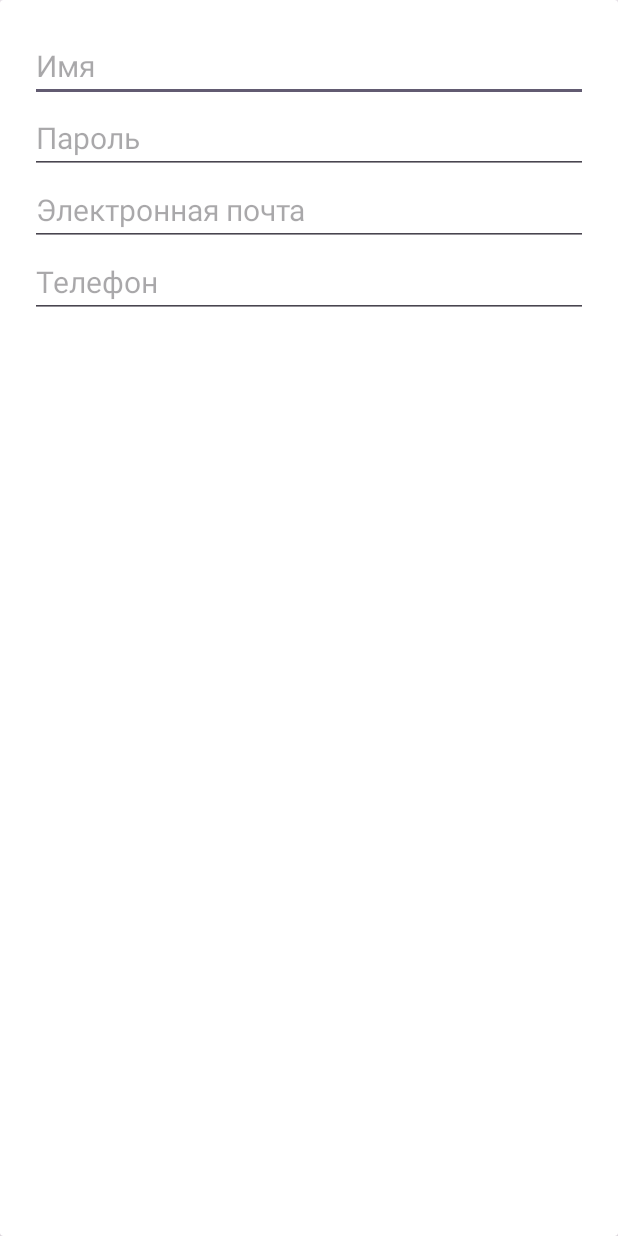
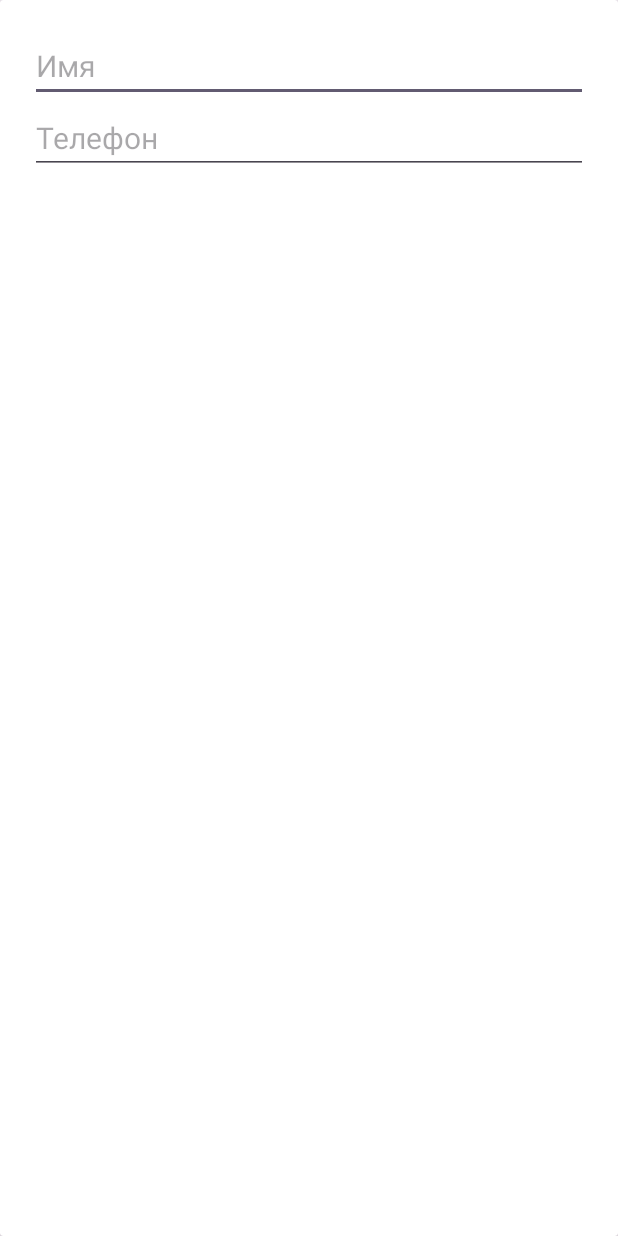
Before and after one commit to dmitryh2004/cinemaTickets, an Android app: the layout edit_profile_window.xml on its own in the app's theme, with its tools: preview values and no code run, on a phone screen of 412 x 824 dp. Run offline under Robolectric (Android 15) with nearby library versions, the light colour scheme and no system bars.

Commit message:
09.06.24 21:24

```diff
--- a/app/src/main/java/com/example/cinematickets/ChangeFilmInfoFragment.java
+++ b/app/src/main/java/com/example/cinematickets/ChangeFilmInfoFragment.java
@@ -321,6 +321,8 @@ public class ChangeFilmInfoFragment extends Fragment {
                             }
                             films.child(nodeName).removeValue();
 
+                            storage.child("posters/film" + film.getId() + "_poster.png").delete();
+
                             // отменить все показы этого фильма и вернуть деньги владельцам билетов
                             ((MainActivity) getActivity()).loadCinemas(new MainActivity.onCinemasDataReceivedCallback() {
                                 @Override
--- a/app/src/main/java/com/example/cinematickets/ChooseCinemaToEditFragment.java
+++ b/app/src/main/java/com/example/cinematickets/ChooseCinemaToEditFragment.java
@@ -116,6 +116,9 @@ public class ChooseCinemaToEditFragment extends Fragment {
                     largestId = Math.max(largestId, cinema.getId());
                 }
                 currentCinema.setId(largestId + 1);
+                binding.showroomNameEditText.setText(null);
+                binding.showroomRows.setText(null);
+                binding.showroomCols.setText(null);
                 updateCinemaLayout();
             }
         });
@@ -273,6 +276,9 @@ public class ChooseCinemaToEditFragment extends Fragment {
                 @Override
                 public void onNothingSelected(AdapterView<?> parent) {
                     binding.editShowroomLayout.setVisibility(View.GONE);
+                    binding.showroomNameEditText.setText(null);
+                    binding.showroomCols.setText(null);
+                    binding.showroomRows.setText(null);
                 }
             });
             binding.addShowroomBtn.setOnClickListener(new View.OnClickListener() {
--- a/app/src/main/java/com/example/cinematickets/EditShowFragment.java
+++ b/app/src/main/java/com/example/cinematickets/EditShowFragment.java
@@ -157,6 +157,7 @@ public class EditShowFragment extends Fragment {
     }
 
     private void loadEditShowFragment() {
+        binding.seatsHSV.sv = binding.seatsVSV;
         binding.editExistingShowLayout.setVisibility(View.VISIBLE);
         this.rows = selectedShowroom.getRows();
         this.cols = selectedShowroom.getCols();
--- a/app/src/main/java/com/example/cinematickets/SelectCinemaFragment.java
+++ b/app/src/main/java/com/example/cinematickets/SelectCinemaFragment.java
@@ -116,6 +116,7 @@ public class SelectCinemaFragment extends Fragment {
                 for (Show show: cinema.getShows()) {
                     if ((show.getFilm_id() == film.getId()) && show.hasAvailableSeats(uid)) {
                         cinemasWithFilm.add(cinema);
+                        break;
                     }
                 }
             }
--- a/app/src/main/res/layout/edit_profile_window.xml
+++ b/app/src/main/res/layout/edit_profile_window.xml
@@ -23,25 +23,6 @@
             android:textSize="20sp"/>
 
         <EditText
-            android:id="@+id/passField"
-            android:layout_width="match_parent"
-            android:layout_height="wrap_content"
-            android:hint="@string/registration_password_hint"
-            android:inputType="textPassword"
-            android:text=""
-            android:textSize="20sp"/>
-
-        <EditText
-            android:id="@+id/emailField"
-            android:layout_width="match_parent"
-            android:layout_height="wrap_content"
-            android:ems="10"
-            android:hint="@string/registration_email_hint"
-            android:inputType="textEmailAddress"
-            android:text=""
-            android:textSize="20sp"/>
-
-        <EditText
             android:id="@+id/phoneField"
             android:layout_width="match_parent"
             android:layout_height="wrap_content"
--- a/app/src/main/res/layout/fragment_buy_tickets.xml
+++ b/app/src/main/res/layout/fragment_buy_tickets.xml
@@ -78,11 +78,13 @@
 
                 </TextView>
             </LinearLayout>
-            <HorizontalScrollView
+            <com.example.cinematickets.MHorizontalScrollView
+                android:id="@+id/seatsHSV"
                 android:layout_width="match_parent"
                 android:layout_height="300dp"
                 android:layout_margin="10dp">
                 <ScrollView
+                    android:id="@+id/seatsVSV"
                     android:layout_width="wrap_content"
                     android:layout_height="wrap_content"
                     android:layout_gravity="center_vertical">
@@ -96,7 +98,7 @@
                     </LinearLayout>
                 </ScrollView>
 
-            </HorizontalScrollView>
+            </com.example.cinematickets.MHorizontalScrollView>
 
             <LinearLayout
                 android:layout_width="match_parent"
--- a/app/src/main/res/layout/fragment_edit_show.xml
+++ b/app/src/main/res/layout/fragment_edit_show.xml
@@ -114,11 +114,13 @@
                     android:textSize="20sp">
 
                 </TextView>
-                <HorizontalScrollView
+                <com.example.cinematickets.MHorizontalScrollView
+                    android:id="@+id/seatsHSV"
                     android:layout_width="match_parent"
                     android:layout_height="300dp"
                     android:layout_margin="10dp">
                     <ScrollView
+                        android:id="@+id/seatsVSV"
                         android:layout_width="wrap_content"
                         android:layout_height="wrap_content"
                         android:layout_gravity="center_vertical">
@@ -132,7 +134,7 @@
                         </LinearLayout>
                     </ScrollView>
 
-                </HorizontalScrollView>
+                </com.example.cinematickets.MHorizontalScrollView>
                 <LinearLayout
                     android:layout_width="match_parent"
                     android:layout_height="wrap_content"
```
Also changed, not shown: app/src/main/java/com/example/cinematickets/BuyTicketsFragment.java (+7 -0 lines), app/src/main/java/com/example/cinematickets/FilmsListAdapter.java (+8 -4 lines), app/src/main/java/com/example/cinematickets/MHorizontalScrollView.java (added, +49 -0 lines), app/src/main/java/com/example/cinematickets/ProfileFragment.java (+11 -10 lines).
